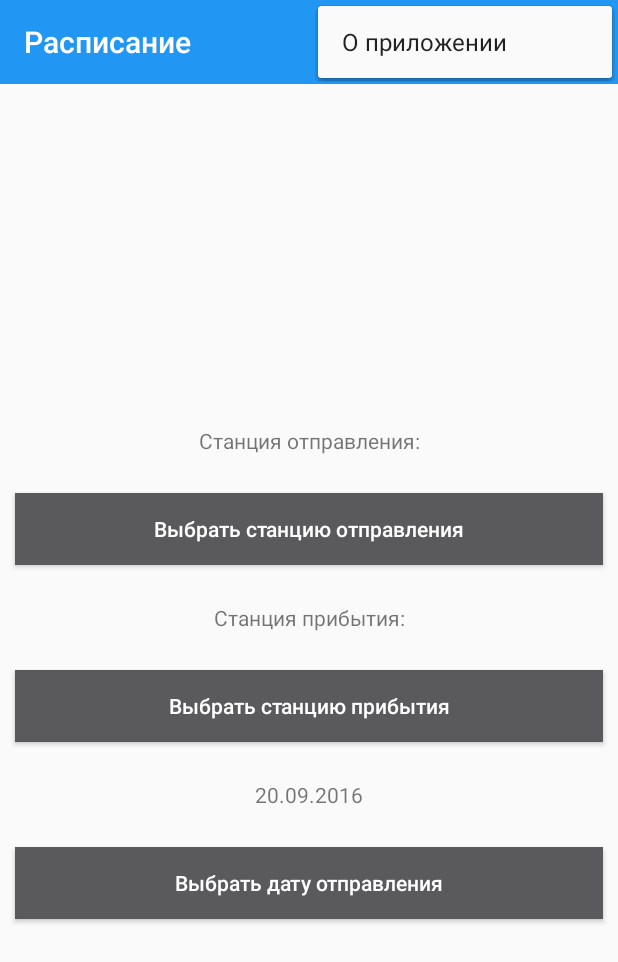
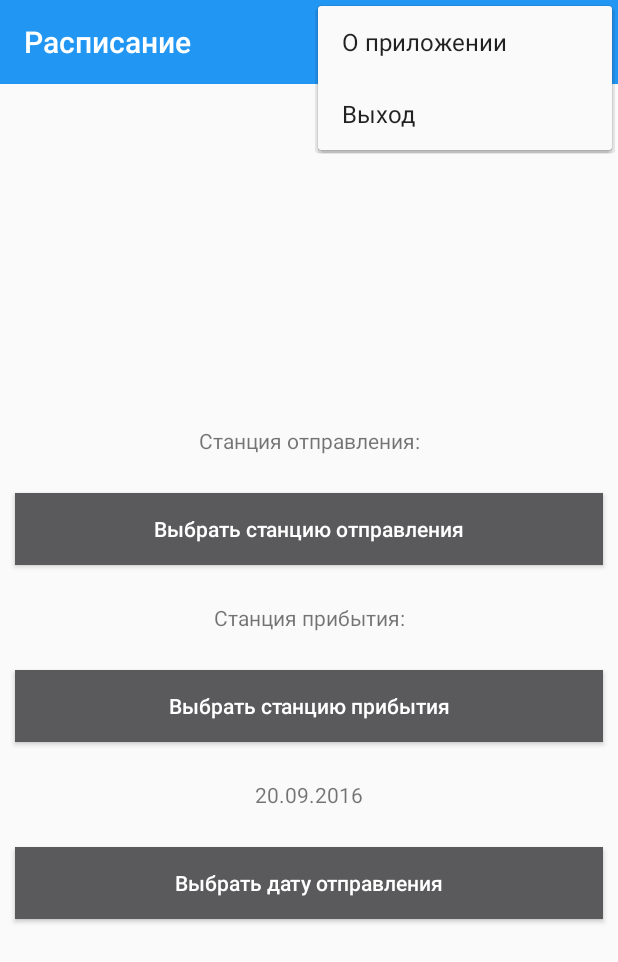
Before and after one commit to kutuzov/Stations, an Android app: the screen it shows after launch (MainActivity), with the options menu open, on a phone screen of 412 x 824 dp. Shown: the top 962 px of the screen. Run offline under Robolectric (Android 15) with nearby library versions, the phone set to English and light mode, and no system bars.

```diff
--- a/app/src/main/java/com/example/mike/stations/MainActivity.java
+++ b/app/src/main/java/com/example/mike/stations/MainActivity.java
@@ -38,10 +38,9 @@ public class MainActivity extends AppCompatActivity {
 
 
 
-        //TODO Add group by
 
         //TODO Add settings screen and inflate menu
-
+        //TODO Cleanup
 
         setContentView(R.layout.activity_main);
         setupToolbar();
@@ -159,7 +158,7 @@ public class MainActivity extends AppCompatActivity {
         // as you specify a parent activity in AndroidManifest.xml.
         int id = item.getItemId();
 
-        if(id == R.id.action_settings) {
+        if(id == R.id.action_about) {
             String htmlBr = "<br/>";
             String htmlB = "<b>";
             AlertDialog.Builder appInfo = new AlertDialog.Builder(this, R.style.AppCompatAlertDialogStyle);
--- a/app/src/main/java/com/example/mike/stations/Response.java
+++ b/app/src/main/java/com/example/mike/stations/Response.java
@@ -35,5 +35,6 @@ public class Response {
         public String regionTitle;
         public int stationId;
         public String stationTitle;
+
     }
 }
--- a/app/src/main/res/menu/menu_main.xml
+++ b/app/src/main/res/menu/menu_main.xml
@@ -4,9 +4,13 @@
     tools:context=".MainActivity">
 
     <item
-        android:id="@+id/action_settings"
+        android:id="@+id/action_about"
         android:orderInCategory="100"
-        android:title="@string/action_settings"
+        android:title="@string/action_about"
         app:showAsAction="never" />
-
+    <item
+        android:id="@+id/action_exit"
+        android:orderInCategory="110"
+        android:title="@string/action_exit"
+        app:showAsAction="never" />
 </menu>
--- a/app/src/main/res/values/strings.xml
+++ b/app/src/main/res/values/strings.xml
@@ -1,6 +1,7 @@
 <resources>
     <string name="app_name">Расписание</string>
-    <string name="action_settings">О приложении</string>
+    <string name="action_about">О приложении</string>
+    <string name="action_exit">Выход</string>
     <string name="appbar_scrolling_view_behavior" translatable="false">android.support.design.widget.AppBarLayout$ScrollingViewBehavior</string>
     <string name="stationFromText">Станция отправления:</string>
     <string name="stationFromButtonText">Выбрать станцию отправления</string>stationFromButtonText
```
Also changed, not shown: app/src/main/java/com/example/mike/stations/CardOverviewAdapter.java (+14 -3 lines), app/src/main/java/com/example/mike/stations/StationsApplication.java (+54 -7 lines), app/src/main/res/layout/card.xml (+0 -10 lines), app/src/main/res/menu/menu_search.xml (+7 -2 lines).
